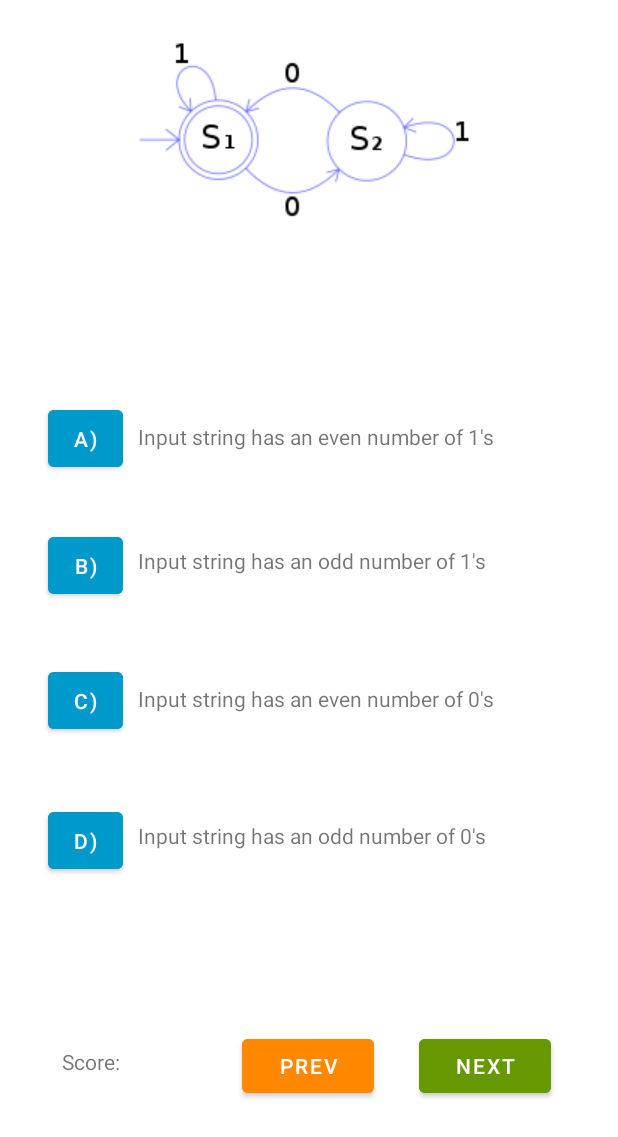
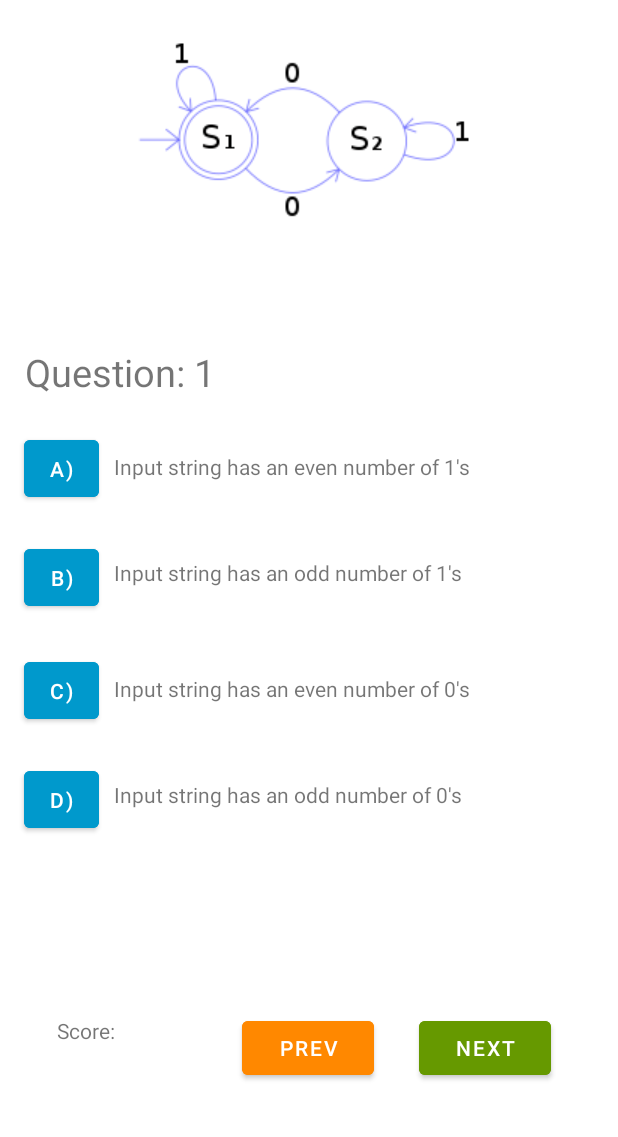
Before and after one commit to clutzyninja/DFA_game, an Android app: the NewGame screen opened directly, with no data from a screen before it, on a phone screen of 412 x 824 dp. Shown: the top 1137 px of the screen. Run offline under Robolectric (Android 15) with nearby library versions, the phone set to English and light mode, and no system bars.

Commit message:
Major changes in teh Brandon's branch
Signed-off-by: Masrik <dahirma@vcu.edu>

```diff
--- a/app/src/main/AndroidManifest.xml
+++ b/app/src/main/AndroidManifest.xml
@@ -16,7 +16,7 @@
         <activity android:name=".Correct"
             android:exported="false" />
         <activity android:name=".Incorrect"
-            android:exported="true"/>
+            android:exported="false"/>
 
         <activity
             android:name=".MainActivity"
--- a/app/src/main/java/com/example/dfa_game/Data.java
+++ b/app/src/main/java/com/example/dfa_game/Data.java
@@ -1,7 +1,7 @@
 package com.example.dfa_game;
 
 public class Data {
-    Object[][] database = new Object[50][5];
+    Object[][] database = new Object[50][6];
 
     public Data(){
         //        Question 1
@@ -10,6 +10,7 @@ public class Data {
         database[0][2] = "Input string has an odd number of 1's";
         database[0][3] = "Input string has an even number of 0's";
         database[0][4] = "Input string has an odd number of 0's";
+        database[0][5] = "A)";
 
 //        Question 2
         database[1][0] = R.drawable.strings_odd_length;
@@ -17,6 +18,15 @@ public class Data {
         database[1][2] = "Input string has even length";
         database[1][3] = "Only the input string \"ab\"";
         database[1][4] = "Only input strings wontaining sequences of \"ab\"";
+        database[1][5] = "B)";
+
+//        Question 1
+        database[2][0] = R.drawable.even0s;
+        database[2][1] = "Input string has an even number of 1's";
+        database[2][2] = "Input string has an odd number of 1's";
+        database[2][3] = "Input string has an even number of 0's";
+        database[2][4] = "Input string has an odd number of 0's";
+        database[2][5] = "A)";
 
     }
 
--- a/app/src/main/java/com/example/dfa_game/NewGame.java
+++ b/app/src/main/java/com/example/dfa_game/NewGame.java
@@ -1,5 +1,6 @@
 package com.example.dfa_game;
 
+import android.annotation.SuppressLint;
 import android.content.Intent;
 import android.os.Bundle;
 import android.view.View;
@@ -10,9 +11,10 @@ import androidx.appcompat.app.AppCompatActivity;
 
 public class NewGame extends AppCompatActivity {
     ImageView question;
-    Button next;
-    TextView option1, option2, option3, option4;
+    Button next, b_1, b_2, b_3, b_4;
+    TextView option1, option2, option3, option4, que;
     int count = 0;
+    Data data = new Data();
 
 
     @Override
@@ -21,47 +23,69 @@ public class NewGame extends AppCompatActivity {
         setContentView(R.layout.activity_question);
 
         question = findViewById(R.id.imageView2);
+        que = findViewById(R.id.que);
         next = findViewById(R.id.button);
+
         option1 = findViewById(R.id.textView12);
         option2 = findViewById(R.id.textView11);
         option3 = findViewById(R.id.textView9);
         option4 = findViewById(R.id.textView10);
 
+        b_1 = findViewById(R.id.button5);
+        b_2 = findViewById(R.id.button6);
+        b_3 = findViewById(R.id.button7);
+        b_4 = findViewById(R.id.button8);
 
-        Data data = new Data();
-
-
-        increment(data.database,count);
-
+        make_question(data.database,count);
 
     } // end onCreate
+
 
     public void questionCorrect (View v) {
         Intent i = new Intent(this,Correct.class);
         startActivity(i);
+
+        if (count >= 2) {
+            next.setVisibility(View.INVISIBLE);
+        } else {
             next.callOnClick();
+        }
+
 
     }
+
 
     public void questionIncorrect (View v) {
         Intent i = new Intent(this,Incorrect.class);
         startActivity(i);
     }
 
-    public void question2 (View v) {
-//        setContentView(R.layout.activity_question);
-        Data data = new Data();
+    public void engine (View v) {
         count += 1;
-        increment(data.database, count);
-
+        make_question(data.database, count);
     }
 
-    public void increment(Object[][] database, int count){
+    public int make_question(int val) {
+        return val+=1;
+    }
+
+    @SuppressLint("SetTextI18n")
+    public void make_question(Object[][] database, int count){
+        try {
             question.setImageResource((Integer) database[count][0]);
             option1.setText((database[count][1].toString()));
             option2.setText((database[count][2].toString()));
             option3.setText((database[count][3].toString()));
             option4.setText((database[count][4].toString()));
+            que.setText("Question: " + make_question(count));
+            b_1.setOnClickListener(b_1.getText().toString().equals(data.database[count][5].toString()) ? this::questionCorrect : this::questionIncorrect);
+            b_2.setOnClickListener(b_2.getText().toString().equals(data.database[count][5].toString()) ? this::questionCorrect : this::questionIncorrect);
+            b_3.setOnClickListener(b_3.getText().toString().equals(data.database[count][5].toString()) ? this::questionCorrect : this::questionIncorrect);
+            b_4.setOnClickListener(b_4.getText().toString().equals(data.database[count][5].toString()) ? this::questionCorrect : this::questionIncorrect);
+            next.setOnClickListener(this::engine);
+        }catch(Exception e){
+            next.setVisibility(View.INVISIBLE);
+        }
     }
 
 } // end NewGame
--- a/app/src/main/res/layout/activity_question.xml
+++ b/app/src/main/res/layout/activity_question.xml
@@ -49,6 +49,21 @@
         app:layout_constraintTop_toTopOf="parent"
         app:layout_constraintVertical_bias="0.026" />
 
+
+    <TextView
+        android:id="@+id/que"
+        android:layout_width="294dp"
+        android:layout_height="36dp"
+        android:layout_alignParentStart="true"
+        android:layout_alignParentTop="true"
+        android:textSize="25dp"
+        app:layout_constraintBottom_toBottomOf="parent"
+        app:layout_constraintEnd_toEndOf="parent"
+        app:layout_constraintHorizontal_bias="0.144"
+        app:layout_constraintStart_toStartOf="parent"
+        app:layout_constraintTop_toBottomOf="@+id/imageView2"
+        app:layout_constraintVertical_bias="0.121" />
+
     <Button
         android:id="@+id/button5"
         android:layout_width="50dp"
@@ -56,14 +71,13 @@
         android:layout_alignParentStart="true"
         android:layout_alignParentTop="true"
         android:backgroundTint="@android:color/holo_blue_dark"
-        android:onClick="questionCorrect"
         android:text="A)"
         app:layout_constraintBottom_toBottomOf="parent"
         app:layout_constraintEnd_toEndOf="parent"
-        app:layout_constraintHorizontal_bias="0.088"
+        app:layout_constraintHorizontal_bias="0.044"
         app:layout_constraintStart_toStartOf="parent"
-        app:layout_constraintTop_toBottomOf="@+id/imageView2"
-        app:layout_constraintVertical_bias="0.183" />
+        app:layout_constraintTop_toBottomOf="@+id/que"
+        app:layout_constraintVertical_bias="0.041" />
 
     <Button
         android:id="@+id/button6"
@@ -73,14 +87,13 @@
         android:layout_alignParentTop="true"
         android:layout_marginTop="15dp"
         android:backgroundTint="@android:color/holo_blue_dark"
-        android:onClick="questionIncorrect"
         android:text="B)"
         app:layout_constraintBottom_toBottomOf="parent"
         app:layout_constraintEnd_toEndOf="parent"
-        app:layout_constraintHorizontal_bias="0.088"
+        app:layout_constraintHorizontal_bias="0.044"
         app:layout_constraintStart_toStartOf="parent"
         app:layout_constraintTop_toBottomOf="@+id/button5"
-        app:layout_constraintVertical_bias="0.044" />
+        app:layout_constraintVertical_bias="0.017" />
 
     <Button
         android:id="@+id/button7"
@@ -89,14 +102,13 @@
         android:layout_alignParentStart="true"
         android:layout_alignParentTop="true"
         android:backgroundTint="@android:color/holo_blue_dark"
-        android:onClick="questionIncorrect"
         android:text="C)"
         app:layout_constraintBottom_toBottomOf="parent"
         app:layout_constraintEnd_toEndOf="parent"
-        app:layout_constraintHorizontal_bias="0.088"
+        app:layout_constraintHorizontal_bias="0.044"
         app:layout_constraintStart_toStartOf="parent"
         app:layout_constraintTop_toBottomOf="@+id/button6"
-        app:layout_constraintVertical_bias="0.108" />
+        app:layout_constraintVertical_bias="0.07" />
 
     <Button
         android:id="@+id/button8"
@@ -105,14 +117,13 @@
         android:layout_alignParentStart="true"
         android:layout_alignParentTop="true"
         android:backgroundTint="@android:color/holo_blue_dark"
-        android:onClick="questionIncorrect"
         android:text="D)"
         app:layout_constraintBottom_toBottomOf="parent"
         app:layout_constraintEnd_toEndOf="parent"
-        app:layout_constraintHorizontal_bias="0.088"
+        app:layout_constraintHorizontal_bias="0.044"
         app:layout_constraintStart_toStartOf="parent"
         app:layout_constraintTop_toBottomOf="@+id/button7"
-        app:layout_constraintVertical_bias="0.153" />
+        app:layout_constraintVertical_bias="0.078" />
 
     <TextView
         android:id="@+id/textView9"
@@ -149,7 +160,6 @@
         android:layout_alignParentEnd="true"
         android:layout_alignParentBottom="true"
         android:backgroundTint="@android:color/holo_green_dark"
-        android:onClick="question2"
         android:text="Next"
         app:layout_constraintBottom_toBottomOf="parent"
         app:layout_constraintEnd_toEndOf="parent"
@@ -182,9 +192,9 @@
         android:text="Score: "
         app:layout_constraintBottom_toBottomOf="parent"
         app:layout_constraintEnd_toEndOf="parent"
-        app:layout_constraintHorizontal_bias="0.13"
+        app:layout_constraintHorizontal_bias="0.12"
         app:layout_constraintStart_toStartOf="parent"
-        app:layout_constraintTop_toBottomOf="@+id/imageView2"
-        app:layout_constraintVertical_bias="0.872" />
+        app:layout_constraintTop_toBottomOf="@+id/textView10"
+        app:layout_constraintVertical_bias="0.566" />
 
 </androidx.constraintlayout.widget.ConstraintLayout>
```
Lines whose indentation alone changed are shown as unchanged.
